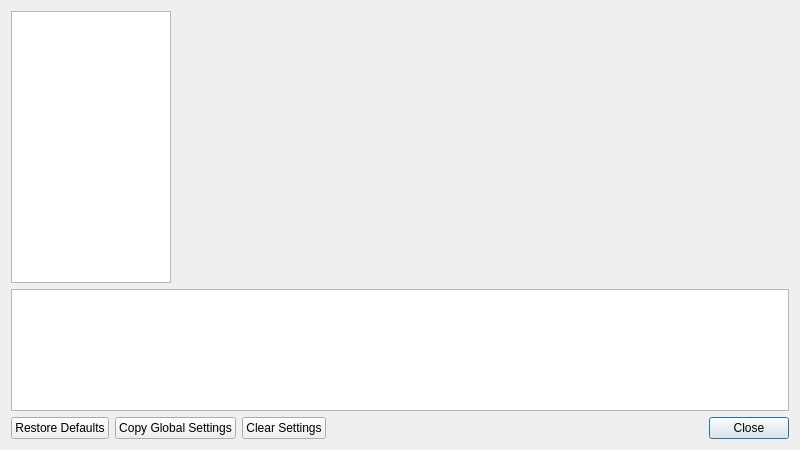
Above: pcsx2-qt/Settings/SettingsWindow.ui from PCSX2/pcsx2 before the change. Below: the same form after it.
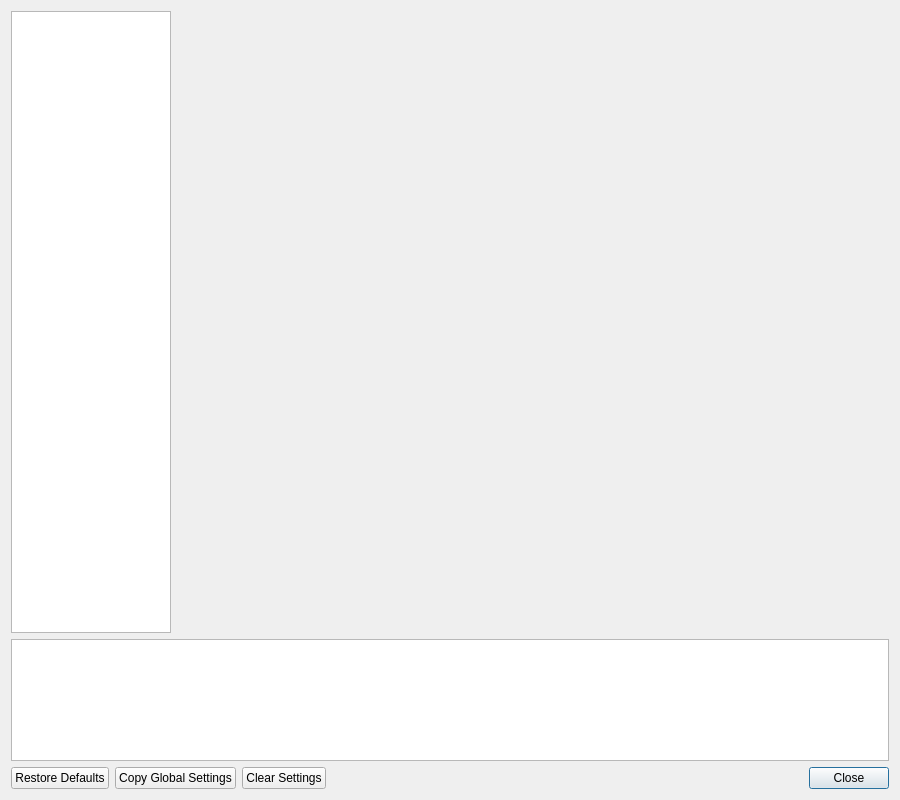
That is the form after the change. Icons and pictures are not drawn.

Diff of the .ui file:
```diff
--- a/pcsx2-qt/Settings/SettingsWindow.ui
+++ b/pcsx2-qt/Settings/SettingsWindow.ui
@@ -6,8 +6,8 @@
    <rect>
     <x>0</x>
     <y>0</y>
-    <width>800</width>
-    <height>450</height>
+    <width>900</width>
+    <height>800</height>
    </rect>
   </property>
   <property name="sizePolicy">
```
